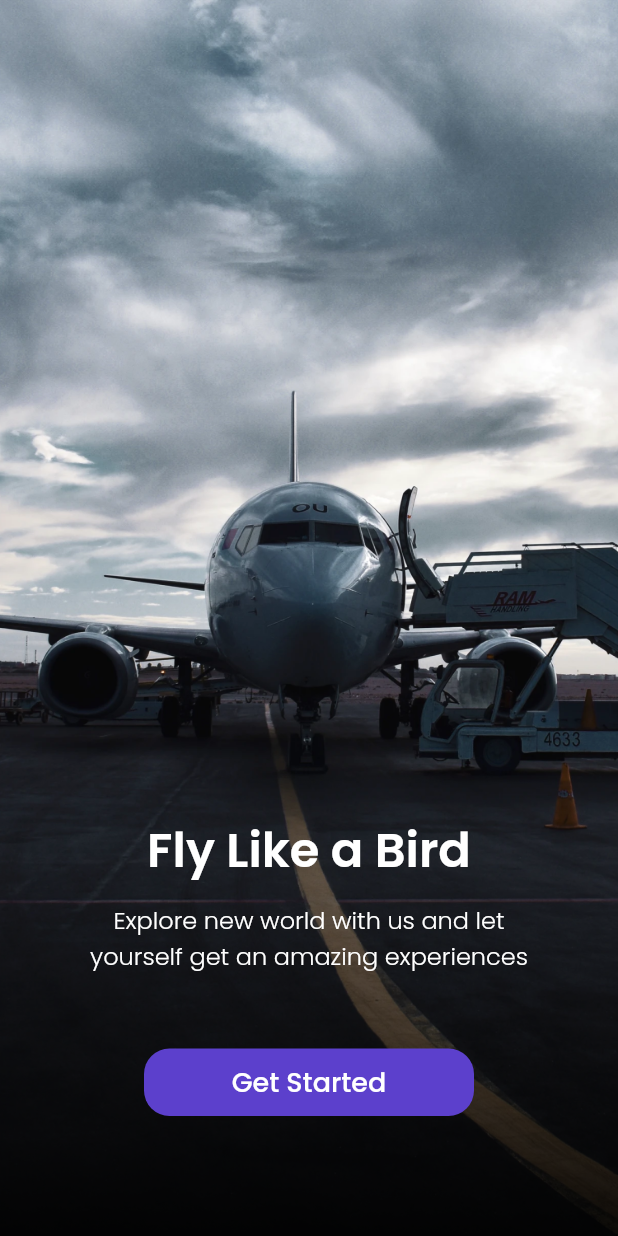
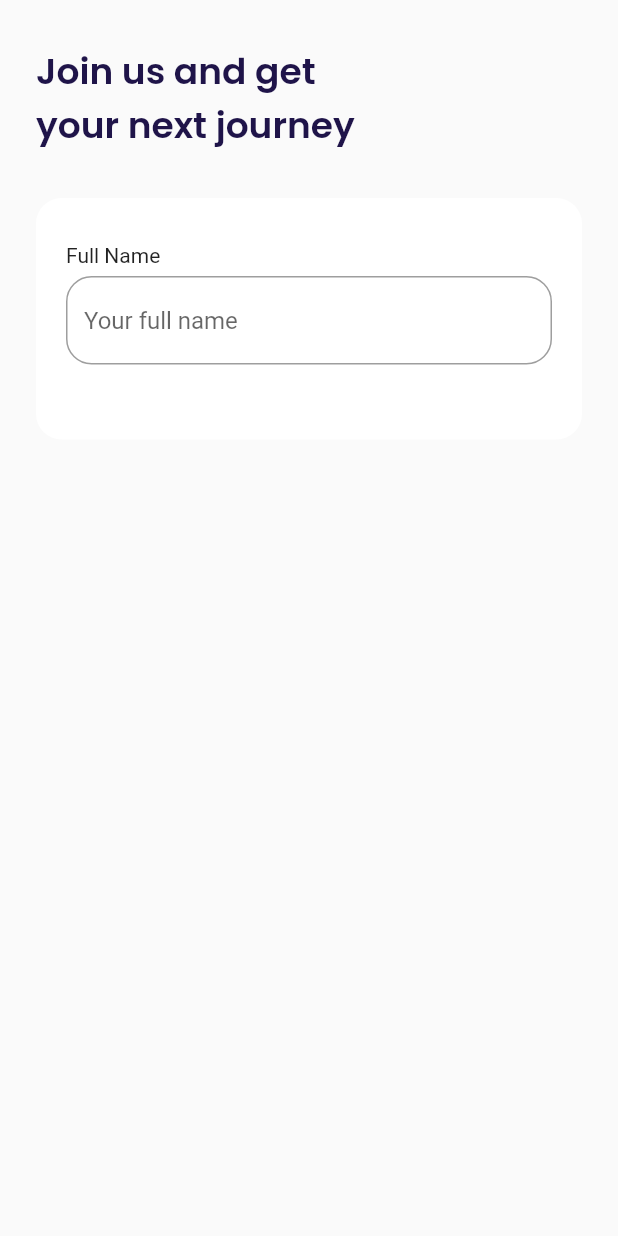
Before and after one commit to HerdisAdimarta/airplane, a Flutter app: the screen it shows after launch, after a tap on "Get Started", on a phone screen of 412 x 824 dp. Run offline on Flutter 3.47's test engine with Material 2 defaults, Android fonts, the phone set to English and light mode, and no system bars; our stand-ins replace google_fonts.

Commit message:
slicing sign up input selection 1

```diff
--- a/lib/main.dart
+++ b/lib/main.dart
@@ -1,4 +1,5 @@
 import 'package:airplane/ui/pages/get_started_page.dart';
+import 'package:airplane/ui/pages/sign_up_page.dart';
 import 'package:airplane/ui/pages/splash_page.dart';
 import 'package:flutter/material.dart';
 
@@ -17,6 +18,7 @@ class MyApp extends StatelessWidget {
       routes: {
         '/': (context) => SplashPage(),
         '/get-started': (context) => GetStartedPage(),
+        '/sign-up': (context) => SignUpPage(),
       },
     );
   }
--- a/lib/ui/pages/get_started_page.dart
+++ b/lib/ui/pages/get_started_page.dart
@@ -46,7 +46,9 @@ class GetStartedPage extends StatelessWidget {
                   height: 45,
                   margin: EdgeInsets.only(top: 50, bottom: 80),
                   child: TextButton(
-                    onPressed: () {},
+                    onPressed: () {
+                      Navigator.pushNamed(context, '/sign-up');
+                    },
                     style: TextButton.styleFrom(
                       backgroundColor: kPrimaryColor,
                       shape: RoundedRectangleBorder(
--- /dev/null
+++ b/lib/ui/pages/sign_up_page.dart
@@ -0,0 +1,90 @@
+import 'package:airplane/shared/theme.dart';
+import 'package:flutter/material.dart';
+
+class SignUpPage extends StatelessWidget {
+  const SignUpPage({ Key? key }) : super(key: key);
+
+  @override
+  Widget build(BuildContext context) {
+    Widget title(){
+      return Container(
+        margin: EdgeInsets.only(top: 30),
+        child: Text(
+          'Join us and get\nyour next journey',
+          style: blackTextStyle.copyWith(
+            fontSize: 24,
+            fontWeight: semiBold,
+          ),
+        ),
+      );
+    }
+
+    Widget inputSection(){
+      Widget emailInput(){
+        return Container(
+          margin: EdgeInsets.only(bottom: 20),
+          child: Column(
+            crossAxisAlignment: CrossAxisAlignment.start,
+            children: [
+              Text('Full Name'),
+              SizedBox(
+                height: 6,
+              ),
+              TextFormField(
+                cursorColor: kBlackColor,
+                decoration: InputDecoration(
+                  hintText: 'Your full name',
+                  border: OutlineInputBorder(
+                    borderRadius: BorderRadius.circular(defaultRadius,
+                    )
+                  ),
+                  focusedBorder: OutlineInputBorder(
+                    borderRadius: BorderRadius.circular(defaultRadius),
+                    borderSide: BorderSide(
+                      color: kPrimaryColor,
+                    )
+                  )
+                ),
+              )
+            ],
+          ),
+        );
+      }
+
+
+      return Container(
+        margin: EdgeInsets.only(top: 30),
+        padding: EdgeInsets.symmetric(
+          horizontal: 20,
+          vertical: 30,
+        ),
+        decoration: BoxDecoration(
+          color: kWhiteColor,
+          borderRadius: BorderRadius.circular(defaultRadius,
+          ),
+        ),
+        child: Column(
+          children: [
+            emailInput(),
+          ],
+        ),
+      );
+    }
+
+    return Scaffold(
+      backgroundColor: kBackgroundColor,
+      body: SafeArea(
+        child: ListView(
+          padding: EdgeInsets.symmetric(
+            horizontal: defaultMargin,
+          ),
+          children: [
+            title(),
+            inputSection(),
+          ],
+        ),
+      ),
+    );
+  }
+
+}
```
